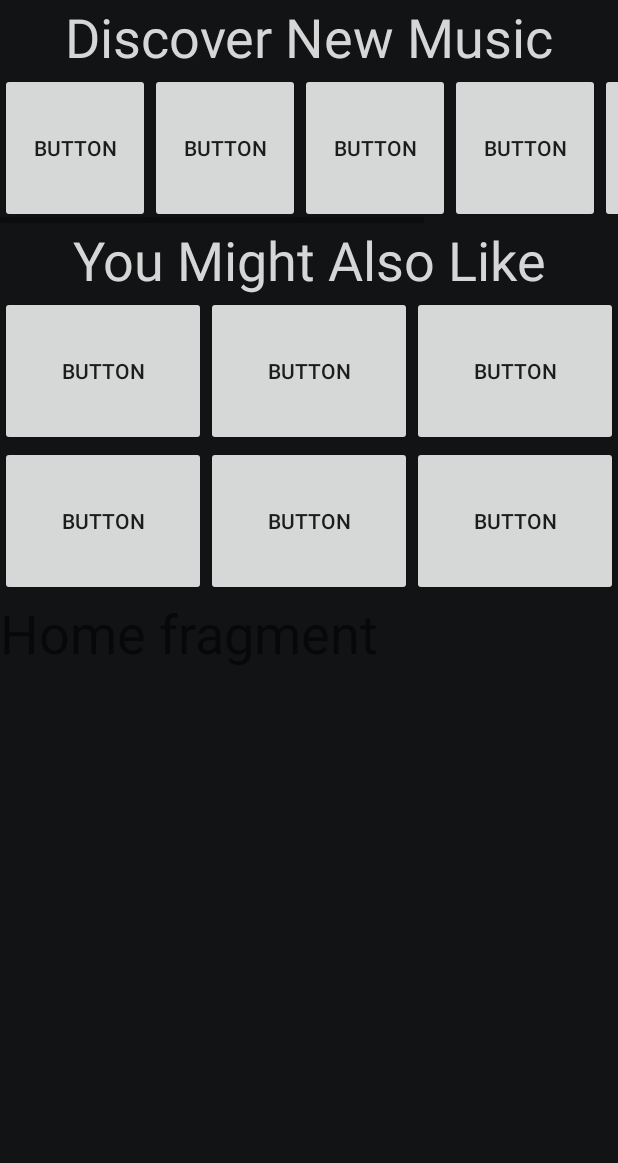
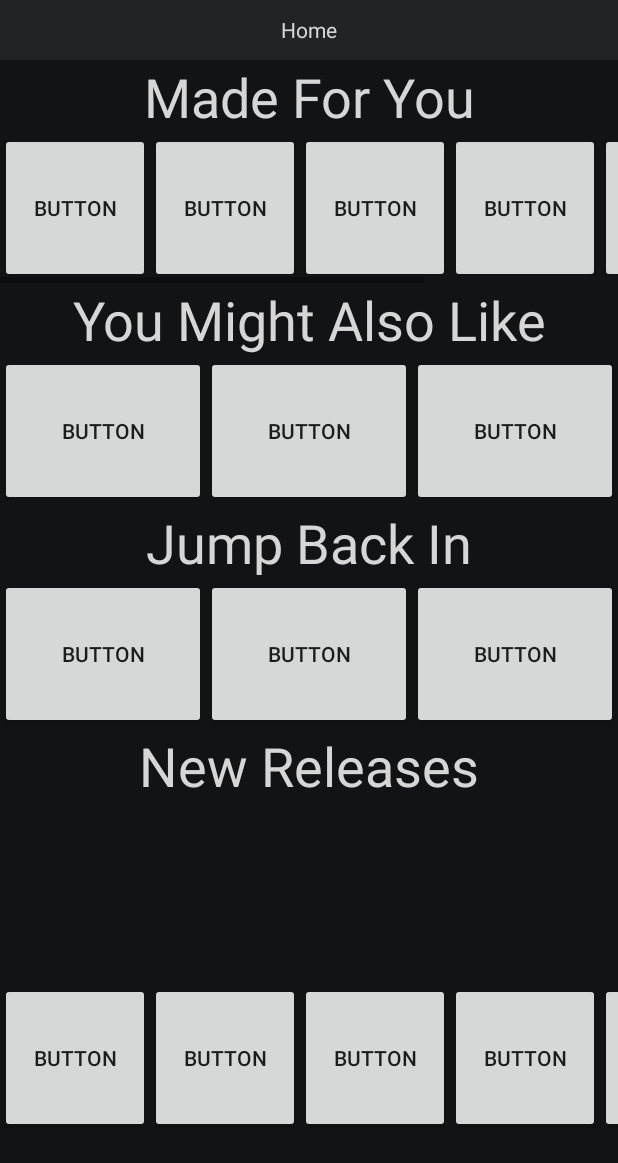
Before and after one commit to agulevski/SpotifyApp, an Android app: the layout home.xml on its own in the app's theme, with its tools: preview values and no code run, on a phone screen of 412 x 824 dp. Shown: the top 1163 px of the screen. Run offline under Robolectric (Android 15) with nearby library versions, the phone set to English and light mode, and no system bars.

Commit message:
Förbättringar i home samt headers för de andra

```diff
--- a/app/src/main/res/layout/browse.xml
+++ b/app/src/main/res/layout/browse.xml
@@ -3,10 +3,32 @@
     android:orientation="vertical" android:layout_width="match_parent"
     android:layout_height="match_parent">
 
+
     <TextView
+        android:id="@+id/BrowseHeader"
+        android:layout_width="match_parent"
+        android:layout_height="40dp"
+        android:layout_gravity="center_horizontal"
+        android:background="@color/spotifyGray"
+        android:gravity="center_vertical|center_horizontal"
+        android:text="Browse"
+        android:textColor="@color/white" />
+
+    <TextView
+        android:id="@+id/textView2"
         android:layout_width="match_parent"
         android:layout_height="match_parent"
         android:text="Browse fragment"
-        android:textSize="36sp"/>
+        android:textSize="36sp" />
+
+    <ScrollView
+        android:layout_width="match_parent"
+        android:layout_height="match_parent">
+
+        <LinearLayout
+            android:layout_width="match_parent"
+            android:layout_height="wrap_content"
+            android:orientation="vertical" />
+    </ScrollView>
 
 </LinearLayout>
--- a/app/src/main/res/layout/home.xml
+++ b/app/src/main/res/layout/home.xml
@@ -1,5 +1,20 @@
 <?xml version="1.0" encoding="utf-8"?>
-<ScrollView xmlns:android="http://schemas.android.com/apk/res/android"
+<LinearLayout xmlns:android="http://schemas.android.com/apk/res/android"
+    android:layout_height="match_parent"
+    android:layout_width="match_parent"
+    android:background="@color/spotifyBG"
+    android:orientation="vertical">
+
+    <TextView
+        android:id="@+id/HomeHeader"
+        android:layout_width="match_parent"
+        android:layout_height="40dp"
+        android:layout_gravity="center_horizontal"
+        android:background="@color/spotifyGray"
+        android:gravity="center_vertical|center_horizontal"
+        android:text="Home"
+        android:textColor="@color/white" />
+<ScrollView
     android:layout_width="match_parent"
     android:layout_height="match_parent"
     android:fillViewport="true">
@@ -7,8 +22,9 @@
     <LinearLayout
         android:layout_width="match_parent"
         android:layout_height="match_parent"
-        android:background="@color/spotifyBG"
         android:orientation="vertical">
+
+
 
 
         <TextView
@@ -16,7 +32,7 @@
             android:layout_width="match_parent"
             android:layout_height="wrap_content"
             android:gravity="center_horizontal"
-            android:text="Discover New Music"
+            android:text="Made For You"
             android:textColor="@color/white"
             android:textSize="36sp" />
 
@@ -95,27 +111,36 @@
                 android:orientation="horizontal">
 
                 <Button
-                    android:id="@+id/button"
+                    android:id="@+id/button15"
                     android:layout_width="100dp"
                     android:layout_height="100dp"
                     android:layout_weight="1"
                     android:text="Button" />
 
                 <Button
-                    android:id="@+id/button2"
+                    android:id="@+id/button16"
                     android:layout_width="100dp"
                     android:layout_height="100dp"
                     android:layout_weight="1"
                     android:text="Button" />
 
                 <Button
-                    android:id="@+id/button3"
+                    android:id="@+id/button17"
                     android:layout_width="100dp"
                     android:layout_height="100dp"
                     android:layout_weight="1"
                     android:text="Button" />
             </LinearLayout>
         </HorizontalScrollView>
+
+        <TextView
+            android:id="@+id/textView8"
+            android:layout_width="match_parent"
+            android:layout_height="wrap_content"
+            android:gravity="center_horizontal"
+            android:text="Jump Back In"
+            android:textColor="@color/white"
+            android:textSize="36sp" />
 
         <HorizontalScrollView
             android:layout_width="match_parent"
@@ -128,21 +153,80 @@
                 android:orientation="horizontal">
 
                 <Button
-                    android:id="@+id/button"
+                    android:id="@+id/button18"
                     android:layout_width="100dp"
                     android:layout_height="100dp"
                     android:layout_weight="1"
                     android:text="Button" />
 
                 <Button
-                    android:id="@+id/button2"
+                    android:id="@+id/button19"
                     android:layout_width="100dp"
                     android:layout_height="100dp"
                     android:layout_weight="1"
                     android:text="Button" />
 
                 <Button
-                    android:id="@+id/button3"
+                    android:id="@+id/button20"
+                    android:layout_width="100dp"
+                    android:layout_height="100dp"
+                    android:layout_weight="1"
+                    android:text="Button" />
+
+            </LinearLayout>
+        </HorizontalScrollView>
+
+        <TextView
+            android:id="@+id/textView"
+            android:layout_width="match_parent"
+            android:layout_height="match_parent"
+            android:layout_weight="1"
+            android:gravity="center_horizontal"
+            android:text="New Releases"
+            android:textColor="@color/white"
+            android:textSize="36sp" />
+
+        <HorizontalScrollView
+            android:layout_width="match_parent"
+            android:layout_height="match_parent"
+            android:layout_weight="1"
+            android:fillViewport="true">
+
+            <LinearLayout
+                android:layout_width="wrap_content"
+                android:layout_height="match_parent"
+                android:orientation="horizontal">
+
+                <Button
+                    android:id="@+id/button9"
+                    android:layout_width="100dp"
+                    android:layout_height="100dp"
+                    android:layout_weight="1"
+                    android:text="Button" />
+
+                <Button
+                    android:id="@+id/button8"
+                    android:layout_width="100dp"
+                    android:layout_height="100dp"
+                    android:layout_weight="1"
+                    android:text="Button" />
+
+                <Button
+                    android:id="@+id/button7"
+                    android:layout_width="100dp"
+                    android:layout_height="100dp"
+                    android:layout_weight="1"
+                    android:text="Button" />
+
+                <Button
+                    android:id="@+id/button10"
+                    android:layout_width="100dp"
+                    android:layout_height="100dp"
+                    android:layout_weight="1"
+                    android:text="Button" />
+
+                <Button
+                    android:id="@+id/button11"
                     android:layout_width="100dp"
                     android:layout_height="100dp"
                     android:layout_weight="1"
@@ -150,19 +234,8 @@
             </LinearLayout>
         </HorizontalScrollView>
 
-        <LinearLayout
-            android:layout_width="match_parent"
-            android:layout_height="wrap_content"
-            android:orientation="horizontal">
-
-            <TextView
-                android:id="@+id/textView"
-                android:layout_width="match_parent"
-                android:layout_height="match_parent"
-                android:layout_weight="1"
-                android:text="Home fragment"
-                android:textSize="36sp" />
-        </LinearLayout>
     </LinearLayout>
 
 </ScrollView>
+
+</LinearLayout>
--- a/app/src/main/res/layout/search.xml
+++ b/app/src/main/res/layout/search.xml
@@ -1,7 +1,15 @@
 <?xml version="1.0" encoding="utf-8"?>
 <LinearLayout xmlns:android="http://schemas.android.com/apk/res/android"
+    xmlns:app="http://schemas.android.com/apk/res-auto"
+    xmlns:tools="http://schemas.android.com/tools"
     android:orientation="vertical" android:layout_width="match_parent"
     android:layout_height="match_parent">
+
+    <android.support.v7.widget.SearchView
+        android:layout_width="match_parent"
+        android:layout_height="40dp"
+        android:background="@color/spotifyGray"
+        />
 
     <TextView
         android:layout_width="match_parent"
--- a/app/src/main/res/values/colors.xml
+++ b/app/src/main/res/values/colors.xml
@@ -4,4 +4,5 @@
     <color name="colorPrimaryDark">#303F9F</color>
     <color name="colorAccent">#FF4081</color>
     <color name="spotifyBG">#121314</color>
+    <color name="spotifyGray">#222326</color>
 </resources>
--- a/app/src/main/res/values/styles.xml
+++ b/app/src/main/res/values/styles.xml
@@ -1,7 +1,7 @@
 <resources>
 
     <!-- Base application theme. -->
-    <style name="AppTheme" parent="Theme.AppCompat.Light.DarkActionBar">
+    <style name="AppTheme" parent="Theme.AppCompat.Light.NoActionBar">
         <!-- Customize your theme here. -->
         <item name="colorPrimary">@color/colorPrimary</item>
         <item name="colorPrimaryDark">@color/colorPrimaryDark</item>
```
